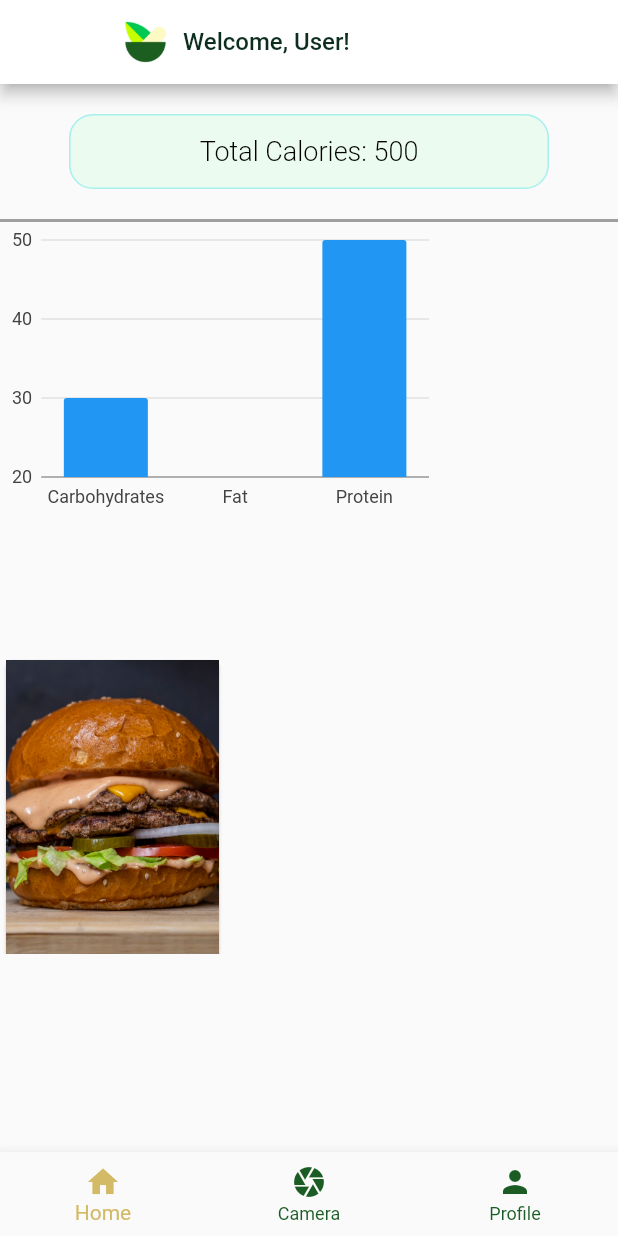
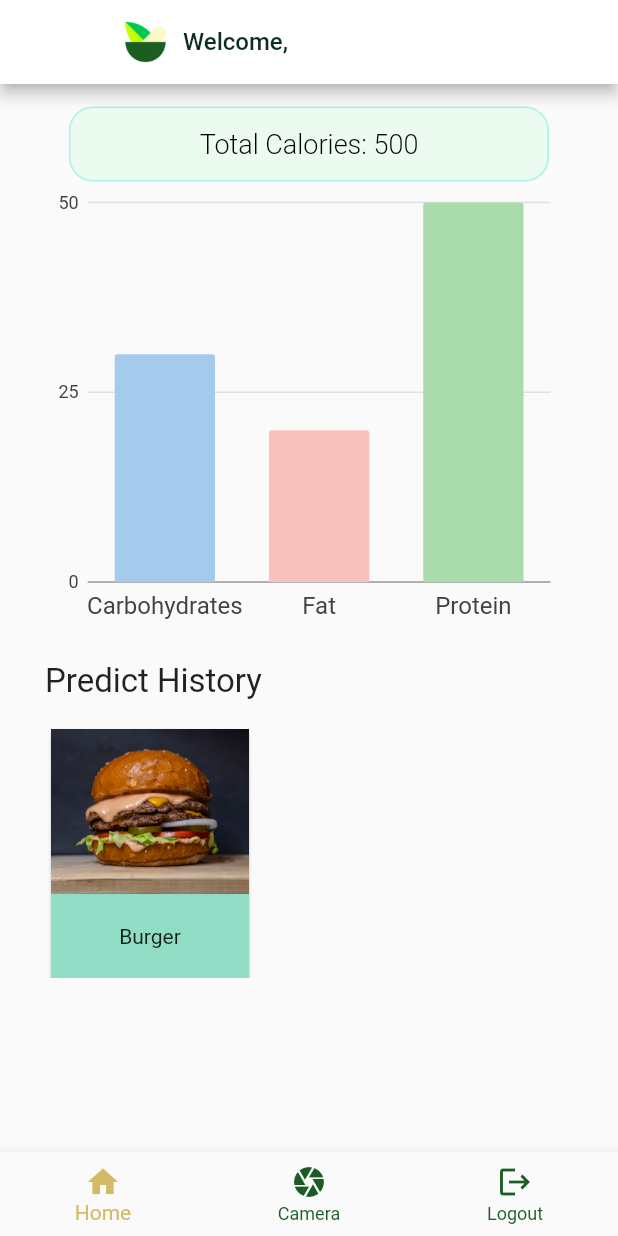
Before and after one commit to College-Project-GCES/MajorProject-FoodSnap, a Flutter app: the HomePage screen opened directly, on a phone screen of 412 x 824 dp. Run offline on Flutter 3.47's test engine with Material 2 defaults, Android fonts, the phone set to English and light mode, and no system bars; our stand-ins replace animated_splash_screen, camera, charts_flutter, cloud_firestore, firebase_auth, firebase_core and 3 more; accounts and stored records are empty.

Commit message:
UI: Updated

```diff
--- a/lib/models/user_model.dart
+++ b/lib/models/user_model.dart
@@ -26,10 +26,10 @@ class UserModel {
   }
 
   static Map<String, dynamic> toMap(UserModel model) => {
+        'name': model.name,
         'isEmailVerified': model.isEmailVerified,
         'email': model.email,
         'id': model.id,
-        'name': model.name,
         'imageUrl': model.imageUrl,
       };
 
--- a/lib/pages/home_page.dart
+++ b/lib/pages/home_page.dart
@@ -1,20 +1,47 @@
+import 'package:cloud_firestore/cloud_firestore.dart';
 import 'package:firebase_auth/firebase_auth.dart';
 import 'package:flutter/material.dart';
+import 'package:foodsnap/auth/main_page.dart';
 import 'package:foodsnap/pages/camera_page.dart';
 import 'package:foodsnap/pages/profile_page.dart';
 import 'package:foodsnap/widgets/bargraph.dart';
 import 'package:foodsnap/widgets/card.dart';
-import 'package:foodsnap/widgets/card.dart';
 import 'package:foodsnap/widgets/bottom_navigation.dart';
 import 'package:foodsnap/widgets/tile.dart';
 
-class HomePage extends StatelessWidget {
-  const HomePage({Key? key}) : super(key: key);
+class HomePage extends StatefulWidget {
+  const HomePage({super.key});
 
   @override
+  State<HomePage> createState() => _HomePageState();
+}
+
+class _HomePageState extends State<HomePage> {
+  List<Map<String, String>> cardData = [
+    {
+      'image': 'assets/images/burger.jpg',
+      'name': 'Burger',
+    },
+    {
+      'image': 'assets/images/pizza.webp',
+      'name': 'Pizza',
+    },
+    {
+      'image': 'assets/images/momo.jpg',
+      'name': 'MOMO',
+    },
+    {
+      'image': 'assets/images/panipuri.jpg',
+      'name': 'Panipuri',
+    },
+    {
+      'image': 'assets/images/panner.webp',
+      'name': 'Panner',
+    },
+    // Add more data as needed
+  ];
+  @override
   Widget build(BuildContext context) {
-    final user = FirebaseAuth.instance.currentUser!;
-
     return Scaffold(
       appBar: AppBar(
         backgroundColor: Colors.white,
@@ -27,7 +54,7 @@ class HomePage extends StatelessWidget {
               width: 50,
             ),
             const Text(
-              'Welcome, User!',
+              'Welcome, ',
               style: TextStyle(
                 color: Color.fromARGB(255, 13, 46, 31),
                 fontSize: 16,
@@ -36,34 +63,55 @@ class HomePage extends StatelessWidget {
           ],
         ),
       ),
-      body: Column(
+      body: SingleChildScrollView(
+        // Wrap the Column with SingleChildScrollView
+        child: Column(
           crossAxisAlignment: CrossAxisAlignment.start,
           children: [
-          const SizedBox(height: 20),
+            const SizedBox(height: 15),
             const Center(
               child: TileCard(totalCalories: 500),
             ),
-          const SizedBox(height: 20),
-          CustomBarGraph(),
-          const SizedBox(height: 90.0),
+            CustomBarGraph(
+              nutrients: [
+                Nutrient('Carbohydrates', 30),
+                Nutrient('Fat', 20),
+                Nutrient('Protein', 50),
+              ],
+              barColors: const [
+                Color.fromARGB(255, 164, 203, 236),
+                Color.fromARGB(255, 247, 193, 190),
+                Color.fromARGB(255, 170, 219, 171),
+              ],
+            ),
+            const SizedBox(height: 20.0),
+            const Padding(
+              padding: EdgeInsets.only(left: 30),
+              child: Text(
+                'Predict History',
+                style: TextStyle(fontSize: 22),
+              ),
+            ),
+            const SizedBox(height: 15.0),
             Padding(
-            padding: const EdgeInsets.all(0),
+              padding: const EdgeInsets.only(left: 30),
               child: SizedBox(
-              height: 200,
-              width: 150,
+                height: 170,
+                width: 140,
                 child: ListView.builder(
                   scrollDirection: Axis.vertical,
+                  itemCount: cardData.length,
                   itemBuilder: (BuildContext context, int index) {
-                  return const CustomCard(
-                    image: 'assets/images/burger.jpg',
-                    text: 'Burger',
-                    totalCalorie: '200',
+                    return CustomCard(
+                      image: cardData[index]['image']!,
+                      name: cardData[index]['name']!,
                     );
                   },
                 ),
               ),
             ),
           ],
+        ),
       ),
       bottomNavigationBar: BottomNavBarWidget(
         currentIndex: 0,
@@ -74,9 +122,13 @@ class HomePage extends StatelessWidget {
               MaterialPageRoute(builder: (context) => const CameraPage()),
             );
           } else if (index == 2) {
-            Navigator.push(
+            FirebaseAuth.instance.signOut();
+            Navigator.pushAndRemoveUntil(
               context,
-              MaterialPageRoute(builder: (context) => const ProfilePage()),
+              MaterialPageRoute(
+                builder: (BuildContext context) => const MainScreen(),
+              ),
+              ModalRoute.withName('/'),
             );
           }
         },
--- a/lib/widgets/bargraph.dart
+++ b/lib/widgets/bargraph.dart
@@ -1,62 +1,56 @@
 import 'package:flutter/material.dart';
 import 'package:charts_flutter/flutter.dart' as charts;
 
-class CustomBarGraph extends StatefulWidget {
-  const CustomBarGraph({super.key});
+class CustomBarGraph extends StatelessWidget {
+  final List<Nutrient> nutrients;
+  final List<Color> barColors;
+
+  const CustomBarGraph({
+    required this.nutrients,
+    required this.barColors,
+    Key? key,
+  }) : super(key: key);
 
   @override
-  State<CustomBarGraph> createState() => _CustomBarGraphState();
+  Widget build(BuildContext context) {
+    final seriesList = _createSeriesList(nutrients, barColors);
+
+    return Center(
+      child: SizedBox(
+        height: 300,
+        width: 350,
+        child: charts.BarChart(
+          seriesList,
+          domainAxis: const charts.OrdinalAxisSpec(
+              renderSpec: charts.SmallTickRendererSpec(
+            labelRotation: 0,
+            labelStyle: charts.TextStyleSpec(
+                //2 style of label
+                fontSize: 16),
+          )),
+        ),
+      ),
+    );
   }
 
-class _CustomBarGraphState extends State<CustomBarGraph> {
-  final List<charts.Series<Nutrient, String>> seriesList = [
+  List<charts.Series<Nutrient, String>> _createSeriesList(
+    List<Nutrient> nutrients,
+    List<Color> barColors,
+  ) {
+    return [
       charts.Series<Nutrient, String>(
         id: 'Nutrients',
-      data: [
-        Nutrient('Carbohydrates', 30),
-        Nutrient('Fat', 20),
-        Nutrient('Protein', 50),
-      ],
+        data: nutrients,
         domainFn: (Nutrient nutrient, _) => nutrient.name,
         measureFn: (Nutrient nutrient, _) => nutrient.value,
+        colorFn: (Nutrient nutrient, _) {
+          final index = nutrients.indexOf(nutrient) % barColors.length;
+          return charts.ColorUtil.fromDartColor(barColors[index]);
+        },
         labelAccessorFn: (Nutrient nutrient, _) =>
             '${nutrient.name}: ${nutrient.value}%',
       ),
     ];
-
-  @override
-  Widget build(BuildContext context) {
-    return Stack(
-      children: [
-        Align(
-          alignment: Alignment.topCenter,
-          child: Container(
-            height: 2.0,
-            color: Colors.grey,
-          ),
-        ),
-        Align(
-          alignment: Alignment.centerLeft,
-          child: Container(
-            width: 2.0,
-            color: Colors.grey,
-          ),
-        ),
-        SizedBox(
-          width: 300, // Set the desired width for the bar graph
-          height: 200,
-          child: charts.BarChart(
-            seriesList,
-            animate: true,
-            vertical: true,
-            primaryMeasureAxis: const charts.NumericAxisSpec(
-              tickProviderSpec:
-                  charts.BasicNumericTickProviderSpec(zeroBound: false),
-            ),
-          ),
-        ),
-      ],
-    );
   }
 }
 
--- a/lib/widgets/bottom_navigation.dart
+++ b/lib/widgets/bottom_navigation.dart
@@ -22,8 +22,8 @@ class BottomNavBarWidget extends StatelessWidget {
           label: 'Camera',
         ),
         BottomNavigationBarItem(
-          icon: Icon(Icons.person),
-          label: 'Profile',
+          icon: Icon(Icons.logout),
+          label: 'Logout',
         ),
       ],
       currentIndex: currentIndex,
--- a/lib/widgets/card.dart
+++ b/lib/widgets/card.dart
@@ -2,36 +2,28 @@ import 'package:flutter/material.dart';
 
 class CustomCard extends StatelessWidget {
   final String image;
-  final String text;
-  final String totalCalorie;
+  final String name;
 
   const CustomCard({
+    Key? key,
     required this.image,
-    required this.text,
-    required this.totalCalorie,
-  });
+    required this.name,
+  }) : super(key: key);
 
   @override
   Widget build(BuildContext context) {
     return Card(
-      child: Column(
-        children: [
-          Image.asset(
-            image,
-            width: 200,
-            height: 200,
-            fit: BoxFit.cover,
-          ),
-          Text(
-            text,
-            style: const TextStyle(fontSize: 18),
-          ),
-          Text(
-            totalCalorie,
-            style: const TextStyle(fontSize: 18),
-          ),
-        ],
-      ),
+      color: const Color.fromARGB(255, 145, 220, 196),
+      child: Column(mainAxisSize: MainAxisSize.min, children: <Widget>[
+        Image.asset(
+          image,
+          height: 110,
+          width: 150,
+        ),
+        Padding(
+            padding: const EdgeInsets.only(bottom: 40, top: 20),
+            child: Text(name)),
+      ]),
     );
   }
 }
```
Also changed, not shown: lib/components/custom_icon.dart (added, +39 -0 lines), lib/pages/camera_page.dart (+53 -12 lines), lib/pages/nutrition_page.dart (+32 -80 lines), 1 other file. Lines whose indentation alone changed are shown as unchanged.
